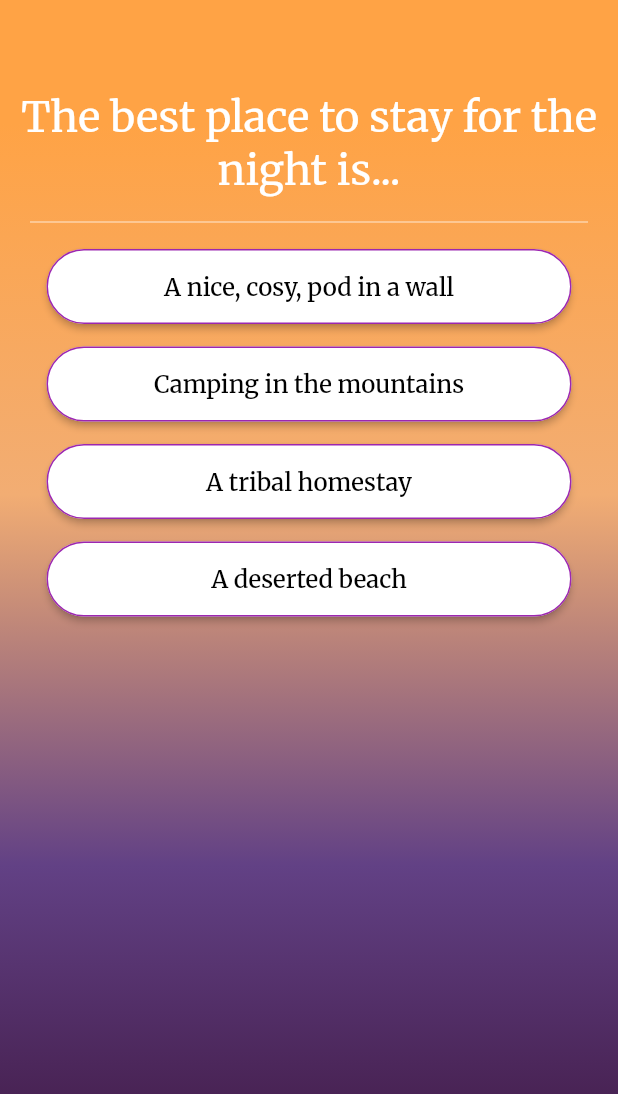
After one commit to naitax/Design-and-practice-Project-Travel-App, a Flutter app: the homeScreen screen opened directly, on a phone screen of 412 x 824 dp. The commit adds this screen. Shown: the top 1094 px of the screen. Run offline on Flutter 3.47's test engine with Material 2 defaults, Android fonts, the phone set to English and light mode, and no system bars; our stand-ins replace blurrycontainer, delayed_display, firebase_auth, firebase_core, flutter_icons, flutter_svg and 7 more; missing offline and left inert: flutter_auth_buttons; accounts and stored records are empty.

Commit message:
Update - quiz

```diff
--- /dev/null
+++ b/lib/Screens/quiz/answer.dart
@@ -0,0 +1,38 @@
+import 'package:flutter/material.dart';
+
+class Answer extends StatelessWidget {
+  final Function selectHandler;
+  final String answerText;
+
+  Answer(this.selectHandler, this.answerText);
+
+  @override
+  Widget build(BuildContext context) {
+    return Column(
+      children: [
+        SizedBox(height: 10,),
+        Container(
+          width: 350,
+          height: 50,
+          child: ElevatedButton(
+            child: Text(answerText,
+            style: TextStyle(
+              color: Colors.black,
+              fontSize: 16
+            ),),
+            onPressed: selectHandler,
+            style: ElevatedButton.styleFrom(
+              primary: Colors.white,
+              onPrimary: Colors.white,
+              shape: RoundedRectangleBorder(
+                borderRadius: BorderRadius.circular(30.0),
+                side: BorderSide(color: Colors.purple)
+              ),
+            ),
+          ),
+        ),
+        SizedBox(height: 5,)
+      ],
+    );
+  }
+}
--- /dev/null
+++ b/lib/Screens/quiz/home.dart
@@ -0,0 +1,112 @@
+import 'package:flutter/material.dart';
+import 'package:hexcolor/hexcolor.dart';
+
+import 'quiz.dart';
+import 'result.dart';
+
+class homeScreen extends StatefulWidget {
+  @override
+  _homeScreenState createState() => _homeScreenState();
+}
+
+class _homeScreenState extends State<homeScreen> {
+  final questions = const [
+    {
+      'questionText': 'The best place to stay for the night is...',
+      'question_index': 1,
+      'answers': [
+        {'text': 'A nice, cosy, pod in a wall', 'score': 10},
+        {'text': 'Camping in the mountains', 'score': 5},
+        {'text': 'A tribal homestay', 'score': 3},
+        {'text': 'A deserted beach', 'score': 1}
+      ],
+    },
+    {
+      'questionText': 'Pick a favourite mode of transport: ',
+      'question_index': 2,
+      'answers': [
+        {'text': 'Bicycle', 'score': 3},
+        {'text': 'Car', 'score': 11},
+        {'text': 'Liveboard boat', 'score': 5},
+        {'text': 'Walking', 'score': 9}
+      ],
+    },
+    {
+      'questionText': 'What makes for a great city to visit? ',
+      'question_index': 3,
+      'answers': [
+        {'text': 'Hustle, bustle, and a crazy atmosphere', 'score': 3},
+        {'text': 'Winding backstreets and hidden historical gems', 'score': 11},
+        {'text': 'Bright lights and a futuristic mood', 'score': 5},
+        {'text': 'I\'m going nowhere near any cities', 'score': 9}
+      ],
+    },
+    {
+      'questionText': 'True beauty is... ',
+      'question_index': 4,
+      'answers': [
+        {'text': 'Idyllic waterfalls', 'score': 3},
+        {'text': 'Ancient architecture', 'score': 11},
+        {'text': 'Stunning mountain views', 'score': 5},
+        {'text': 'Blue seas and uninhabited islands', 'score': 9}
+      ],
+    },
+    {
+      'questionText': 'What does \'exercise\' mean to you? ',
+      'question_index': 5,
+      'answers': [
+        {'text': 'Long walks through jungles', 'score': 3},
+        {'text': 'Sat on a water float, drink in hand', 'score': 11},
+        {'text': 'Cycling through stunning natural scenery', 'score': 5},
+        {'text': 'Discovering a city\'s hidden gems', 'score': 9}
+      ],
+    },
+  ];
+
+  var _questionIndex = 0;
+  var _totalScore = 0;
+
+  void _resetQuiz() {
+    setState(() {
+      _questionIndex = 0;
+      _totalScore = 0;
+    });
+  }
+
+  void _answerQuestion(int score) {
+    _totalScore += score;
+    setState(() {
+      _questionIndex = _questionIndex + 1;
+    });
+  }
+
+
+  @override
+  Widget build(BuildContext context) {
+    return Container(
+        decoration: BoxDecoration(
+        gradient: LinearGradient(
+          begin: Alignment.topCenter,
+          end: Alignment.bottomCenter,
+          stops: [ 0.1, 0.4, 0.7, 0.9],
+          colors: [
+            HexColor("#ffa345"),
+            HexColor("#f2ad73"),
+            HexColor("#624185"),
+            HexColor("#472151"),
+          ],
+        ),
+        ),
+    child: Scaffold(
+    backgroundColor: Colors.transparent,
+    body: _questionIndex < questions.length
+    ? Quiz(
+    questions: questions,
+    questionIndex: _questionIndex,
+    answerQuestion: _answerQuestion,
+    )
+            : Result(_totalScore, _resetQuiz),
+    ),
+    );
+  }
+}
--- /dev/null
+++ b/lib/Screens/quiz/question.dart
@@ -0,0 +1,38 @@
+import 'package:flutter/material.dart';
+
+class Question extends StatelessWidget {
+  final String questionText;
+
+
+  Question(this.questionText);
+
+  @override
+  Widget build(BuildContext context) {
+    return Column(
+      children: [
+        Padding(
+          padding: const EdgeInsets.only(top: 50.0),
+          child: Container(
+            width: double.infinity,
+            margin: EdgeInsets.all(10),
+            child: Text(
+              questionText,
+              style: TextStyle(
+                fontSize: 28,
+                color: Colors.white,
+                fontWeight: FontWeight.w400
+              ),
+              textAlign: TextAlign.center,
+            ),
+          ),
+        ),
+      Divider(
+        color: Colors.white,
+        thickness: 0.5,
+        indent: 20,
+        endIndent: 20,
+      ),
+      ],
+    );
+  }
+}
--- /dev/null
+++ b/lib/Screens/quiz/quiz.dart
@@ -0,0 +1,30 @@
+import 'package:flutter/material.dart';
+import './question.dart';
+import './answer.dart';
+
+class Quiz extends StatelessWidget {
+  final List<Map<String, Object>> questions;
+  final int questionIndex;
+  final Function answerQuestion;
+
+  Quiz({
+    @required this.questions,
+    @required this.questionIndex,
+    @required this.answerQuestion,
+  });
+
+  @override
+  Widget build(BuildContext context) {
+    return Column(
+      children: <Widget>[
+        Question(
+          questions[questionIndex]['questionText'],
+        ),
+        ...(questions[questionIndex]['answers'] as List<Map<String, Object>>)
+            .map((answer) {
+          return Answer(() => answerQuestion(answer['score']), answer['text']);
+        }).toList(),
+      ],
+    );
+  }
+}
```
Also changed, not shown: lib/Screens/onboarding_screen.dart (+4 -5 lines), lib/Screens/quiz/result.dart (added, +102 -0 lines), lib/Screens/quiz/welcome.dart (added, +80 -0 lines), lib/components/user_avatar.dart (+12 -2 lines), assets/images/qmark.png (added), assets/images/travel.jpg (added).
